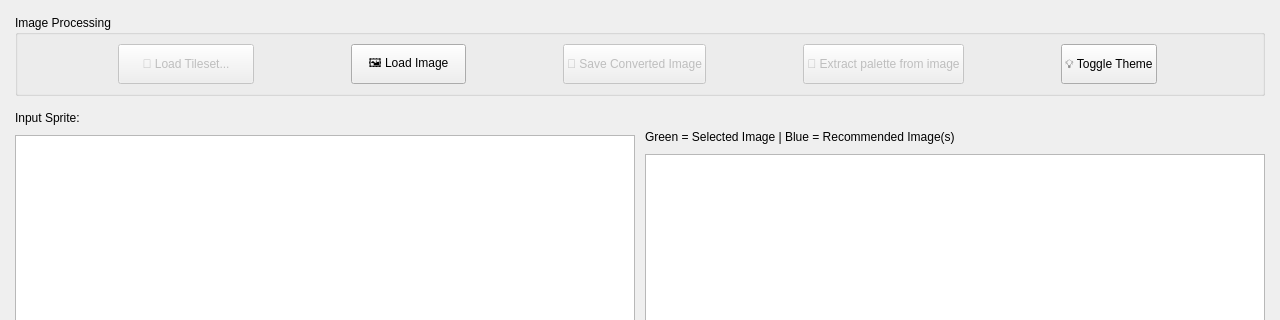
This is view/porypalette.ui in Loxed/porypal as Qt 5 draws it before an edit; both pictures show x 0 to 1280 and y 0 to 320 of the 1280 by 720 pixel window. The edited form follows.
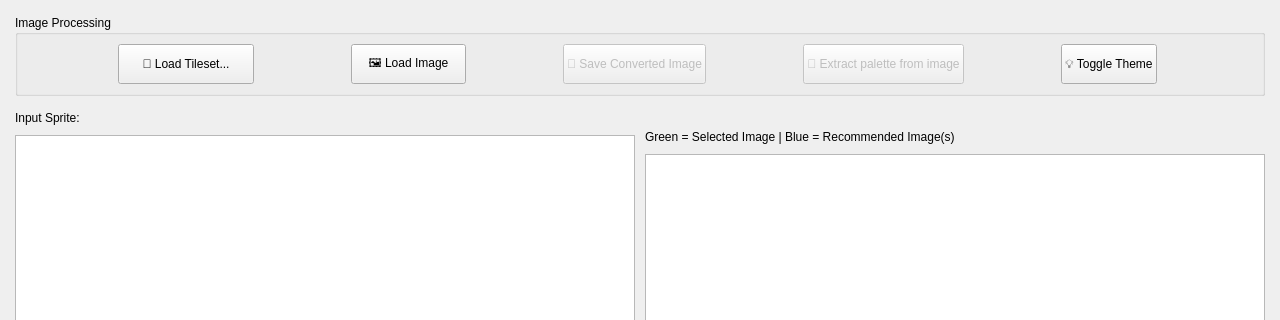
This is the edited form.

What changed in the file:
```diff
--- a/view/porypalette.ui
+++ b/view/porypalette.ui
@@ -42,6 +42,12 @@
      </property>
      <item>
       <widget class="QGroupBox" name="button_group">
+       <property name="autoFillBackground">
+        <bool>false</bool>
+       </property>
+       <property name="styleSheet">
+        <string notr="true"/>
+       </property>
        <property name="title">
         <string>Image Processing</string>
        </property>
@@ -49,7 +55,7 @@
         <item>
          <widget class="QPushButton" name="btn_load_tileset">
           <property name="enabled">
-           <bool>false</bool>
+           <bool>true</bool>
           </property>
           <property name="sizePolicy">
            <sizepolicy hsizetype="Fixed" vsizetype="Fixed">
```
Left out of the diff: 2 changed lines with no effect on the pictures.
